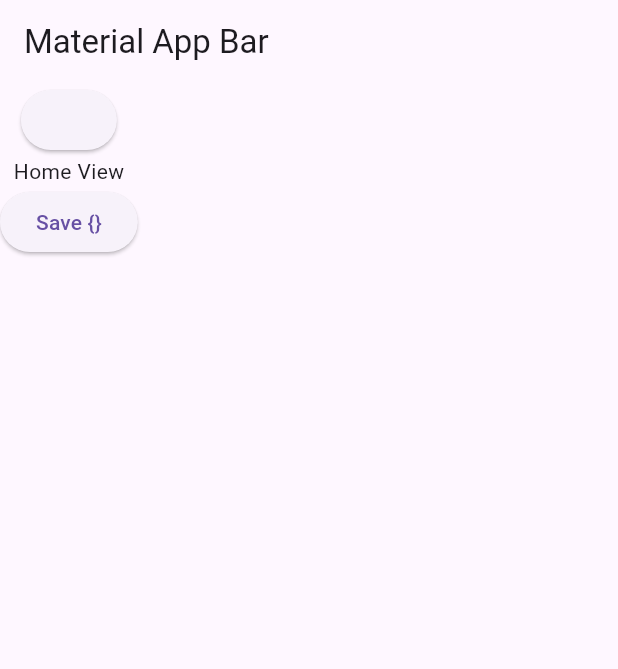
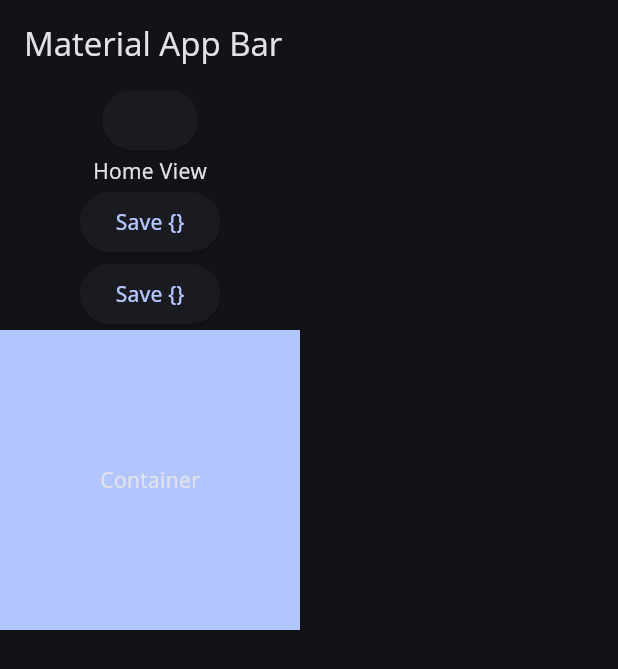
Before and after one commit to muhammedakyuzlu/flashcard, a Flutter app: the screen it shows after launch, on a phone screen of 412 x 824 dp. Shown: the top 669 px of the screen. Run offline on Flutter 3.47's test engine with Material 3 defaults, Android fonts, the phone set to English and light mode, and no system bars; our stand-ins replace easy_localization, envied, google_fonts, logger; missing offline and left inert: easy_logger, kartal; generated files the repository leaves out were written again.

Commit message:
adding theme light/dark

```diff
--- a/lib/feature/home/view/home_view.dart
+++ b/lib/feature/home/view/home_view.dart
@@ -22,6 +22,7 @@ class _HomeViewState extends State<HomeView> {
       appBar: AppBar(title: const Text('Material App Bar')),
       body: Column(
         children: [
+
           ElevatedButton(onPressed: (){
 
             if (!kDebugMode) {
@@ -44,6 +45,24 @@ class _HomeViewState extends State<HomeView> {
             },
             child: const Text(LocaleKeys.general_button_save).tr(),
           ),
+
+          // change theme
+          ElevatedButton(
+            onPressed: () {
+
+            },
+            child: const Text(LocaleKeys.general_button_save).tr(),
+          ),
+
+          Container(
+            height: 200,
+            width: 200,
+            color: Theme.of(context).colorScheme.primary,
+            child: const Center(
+              child: Text('Container'),
+            ),
+          ),
+
         ],
       ),
     );
--- a/lib/main.dart
+++ b/lib/main.dart
@@ -2,8 +2,9 @@ import 'package:easy_localization/easy_localization.dart';
 import 'package:flashcard/feature/home/view/home_view.dart';
 import 'package:flashcard/product/init/application_initialize.dart';
 import 'package:flashcard/product/init/product_localization.dart';
+import 'package:flashcard/product/init/theme/custom_dark_theme.dart';
+import 'package:flashcard/product/init/theme/custom_light_theme.dart';
 import 'package:flutter/material.dart';
-
 void main() async {
   // Initialize the application [language, orientation, etc.]
   await ApplicationInitialize().make();
@@ -19,6 +20,9 @@ class _MyApp extends StatelessWidget {
       localizationsDelegates: context.localizationDelegates,
       supportedLocales: context.supportedLocales,
       locale: context.locale,
+      theme: CustomLightTheme().themeData,
+      darkTheme: CustomDarkTheme().themeData,
+      themeMode: ThemeMode.dark,
       debugShowCheckedModeBanner: false,
       title: 'Material App',
       home: const HomeView(),
--- /dev/null
+++ b/lib/product/init/theme/custom_color_scheme.dart
@@ -0,0 +1,107 @@
+import 'package:flutter/material.dart';
+
+
+/// Project custom colors
+final class CustomColorScheme {
+  CustomColorScheme._();
+
+  /// Light color scheme set
+  static const lightColorScheme = ColorScheme(
+    brightness: Brightness.light,
+    primary: Color(0xff495d92),
+    surfaceTint: Color(0xff495d92),
+    onPrimary: Color(0xffffffff),
+    primaryContainer: Color(0xffdae1ff),
+    onPrimaryContainer: Color(0xff314578),
+    secondary: Color(0xff585e71),
+    onSecondary: Color(0xffffffff),
+    secondaryContainer: Color(0xffdde2f9),
+    onSecondaryContainer: Color(0xff414659),
+    tertiary: Color(0xff735471),
+    onTertiary: Color(0xffffffff),
+    tertiaryContainer: Color(0xffffd6f9),
+    onTertiaryContainer: Color(0xff5a3d58),
+    error: Color(0xffba1a1a),
+    onError: Color(0xffffffff),
+    errorContainer: Color(0xffffdad6),
+    onErrorContainer: Color(0xff93000a),
+    surface: Color(0xfffaf8ff),
+    onSurface: Color(0xff1a1b21),
+    onSurfaceVariant: Color(0xff45464f),
+    outline: Color(0xff757680),
+    outlineVariant: Color(0xffc5c6d0),
+    shadow: Color(0xff000000),
+    scrim: Color(0xff000000),
+    inverseSurface: Color(0xff2f3036),
+    inversePrimary: Color(0xffb3c5ff),
+    primaryFixed: Color(0xffdae1ff),
+    onPrimaryFixed: Color(0xff001849),
+    primaryFixedDim: Color(0xffb3c5ff),
+    onPrimaryFixedVariant: Color(0xff314578),
+    secondaryFixed: Color(0xffdde2f9),
+    onSecondaryFixed: Color(0xff151b2c),
+    secondaryFixedDim: Color(0xffc1c6dd),
+    onSecondaryFixedVariant: Color(0xff414659),
+    tertiaryFixed: Color(0xffffd6f9),
+    onTertiaryFixed: Color(0xff2b122b),
+    tertiaryFixedDim: Color(0xffe1bbdc),
+    onTertiaryFixedVariant: Color(0xff5a3d58),
+    surfaceDim: Color(0xffdad9e0),
+    surfaceBright: Color(0xfffaf8ff),
+    surfaceContainerLowest: Color(0xffffffff),
+    surfaceContainerLow: Color(0xfff4f3fa),
+    surfaceContainer: Color(0xffeeedf4),
+    surfaceContainerHigh: Color(0xffe8e7ef),
+    surfaceContainerHighest: Color(0xffe3e2e9),
+  );
+
+  /// Light dark scheme set
+  static const darkColorScheme = ColorScheme(
+    brightness: Brightness.dark,
+    primary: Color(0xffb3c5ff),
+    surfaceTint: Color(0xffb3c5ff),
+    onPrimary: Color(0xff192e60),
+    primaryContainer: Color(0xff314578),
+    onPrimaryContainer: Color(0xffdae1ff),
+    secondary: Color(0xffc1c6dd),
+    onSecondary: Color(0xff2a3042),
+    secondaryContainer: Color(0xff414659),
+    onSecondaryContainer: Color(0xffdde2f9),
+    tertiary: Color(0xffe1bbdc),
+    onTertiary: Color(0xff422741),
+    tertiaryContainer: Color(0xff5a3d58),
+    onTertiaryContainer: Color(0xffffd6f9),
+    error: Color(0xffffb4ab),
+    onError: Color(0xff690005),
+    errorContainer: Color(0xff93000a),
+    onErrorContainer: Color(0xffffdad6),
+    surface: Color(0xff121318),
+    onSurface: Color(0xffe3e2e9),
+    onSurfaceVariant: Color(0xffc5c6d0),
+    outline: Color(0xff8f909a),
+    outlineVariant: Color(0xff45464f),
+    shadow: Color(0xff000000),
+    scrim: Color(0xff000000),
+    inverseSurface: Color(0xffe3e2e9),
+    inversePrimary: Color(0xff495d92),
+    primaryFixed: Color(0xffdae1ff),
+    onPrimaryFixed: Color(0xff001849),
+    primaryFixedDim: Color(0xffb3c5ff),
+    onPrimaryFixedVariant: Color(0xff314578),
+    secondaryFixed: Color(0xffdde2f9),
+    onSecondaryFixed: Color(0xff151b2c),
+    secondaryFixedDim: Color(0xffc1c6dd),
+    onSecondaryFixedVariant: Color(0xff414659),
+    tertiaryFixed: Color(0xffffd6f9),
+    onTertiaryFixed: Color(0xff2b122b),
+    tertiaryFixedDim: Color(0xffe1bbdc),
+    onTertiaryFixedVariant: Color(0xff5a3d58),
+    surfaceDim: Color(0xff121318),
+    surfaceBright: Color(0xff38393f),
+    surfaceContainerLowest: Color(0xff0d0e13),
+    surfaceContainerLow: Color(0xff1a1b21),
+    surfaceContainer: Color(0xff1e1f25),
+    surfaceContainerHigh: Color(0xff292a2f),
+    surfaceContainerHighest: Color(0xff33343a),
+  );
+}
--- /dev/null
+++ b/lib/product/init/theme/custom_dark_theme.dart
@@ -0,0 +1,19 @@
+import 'package:flashcard/product/init/theme/custom_color_scheme.dart';
+import 'package:flashcard/product/init/theme/custom_theme.dart';
+import 'package:flutter/material.dart';
+import 'package:google_fonts/google_fonts.dart';
+
+/// Custom light theme for project design
+final class CustomDarkTheme implements CustomTheme {
+  @override
+  ThemeData get themeData => ThemeData(
+    useMaterial3: true,
+    colorScheme: CustomColorScheme.darkColorScheme,
+    fontFamily: GoogleFonts.openSans().fontFamily,
+    floatingActionButtonTheme: floatingActionButtonThemeData,
+  );
+
+  @override
+  final FloatingActionButtonThemeData floatingActionButtonThemeData =
+      const FloatingActionButtonThemeData();
+}
--- /dev/null
+++ b/lib/product/init/theme/custom_light_theme.dart
@@ -0,0 +1,20 @@
+import 'package:flashcard/product/init/theme/custom_color_scheme.dart';
+import 'package:flashcard/product/init/theme/custom_theme.dart';
+import 'package:flutter/material.dart';
+import 'package:google_fonts/google_fonts.dart';
+
+
+/// Custom light theme for project design
+final class CustomLightTheme implements CustomTheme {
+  @override
+  ThemeData get themeData => ThemeData(
+    useMaterial3: true,
+    fontFamily: GoogleFonts.openSans().fontFamily,
+    colorScheme: CustomColorScheme.lightColorScheme,
+    floatingActionButtonTheme: floatingActionButtonThemeData,
+  );
+
+  @override
+  FloatingActionButtonThemeData get floatingActionButtonThemeData =>
+      const FloatingActionButtonThemeData();
+}
--- /dev/null
+++ b/lib/product/init/theme/custom_theme.dart
@@ -0,0 +1,7 @@
+import 'package:flutter/material.dart';
+
+abstract class CustomTheme {
+  ThemeData get themeData;
+
+  FloatingActionButtonThemeData get floatingActionButtonThemeData;
+}
--- /dev/null
+++ b/lib/product/init/theme/index.dart
@@ -0,0 +1,4 @@
+export 'custom_color_scheme.dart';
+export 'custom_dark_theme.dart';
+export 'custom_light_theme.dart';
+export 'custom_theme.dart';
```
Also changed, not shown: doc/theme_style.png (added).
